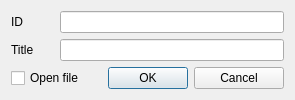
Before: the Qt Designer form src/gui/newitemdlg.ui in NeoProgramming/NeoPad, drawn with Qt 5.
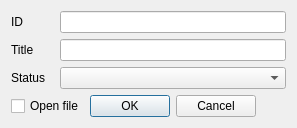
After: the same form once the commit is applied.

Commit message: item status in newitemdlg

```diff
--- a/src/gui/newitemdlg.ui
+++ b/src/gui/newitemdlg.ui
@@ -6,8 +6,8 @@
    <rect>
     <x>0</x>
     <y>0</y>
-    <width>295</width>
-    <height>98</height>
+    <width>297</width>
+    <height>121</height>
    </rect>
   </property>
   <property name="windowTitle">
@@ -43,13 +43,6 @@
      </property>
     </widget>
    </item>
-   <item row="3" column="3" colspan="2">
-    <widget class="QPushButton" name="pushCancel">
-     <property name="text">
-      <string>Cancel</string>
-     </property>
-    </widget>
-   </item>
    <item row="0" column="0">
     <widget class="QLabel" name="label_2">
      <property name="minimumSize">
@@ -79,6 +72,35 @@
      </property>
     </widget>
    </item>
+   <item row="2" column="0">
+    <widget class="QLabel" name="label_3">
+     <property name="minimumSize">
+      <size>
+       <width>41</width>
+       <height>16</height>
+      </size>
+     </property>
+     <property name="maximumSize">
+      <size>
+       <width>41</width>
+       <height>16</height>
+      </size>
+     </property>
+     <property name="text">
+      <string>&lt;html&gt;&lt;head/&gt;&lt;body&gt;&lt;p&gt;Status&lt;/p&gt;&lt;/body&gt;&lt;/html&gt;</string>
+     </property>
+    </widget>
+   </item>
+   <item row="2" column="1" colspan="4">
+    <widget class="QComboBox" name="comboStatus"/>
+   </item>
+   <item row="3" column="3">
+    <widget class="QPushButton" name="pushCancel">
+     <property name="text">
+      <string>Cancel</string>
+     </property>
+    </widget>
+   </item>
   </layout>
  </widget>
  <layoutdefault spacing="6" margin="11"/>
```
The commit also changes 3 other files.
